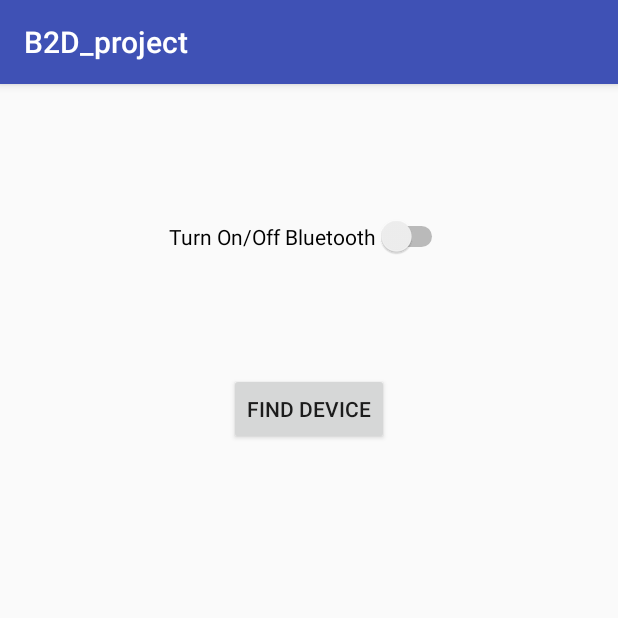
After one commit to aknckaan/B2D_project, an Android app: the DeviceScreen screen opened directly, with no data from a screen before it, on a phone screen of 412 x 824 dp, the top half of it. The commit adds this screen. Run offline under Robolectric (Android 15) with nearby library versions, the phone set to English and light mode, and no system bars.

Commit message:
Device Screen

```diff
--- a/app/src/main/AndroidManifest.xml
+++ b/app/src/main/AndroidManifest.xml
@@ -12,6 +12,8 @@
             <action android:name="com.google.firebase.MESSAGING_EVENT" />
         </intent-filter>
     </service>
+    <uses-permission android:name="android.permission.BLUETOOTH"/>
+
     <application
         android:allowBackup="true"
         android:icon="@mipmap/dw"
@@ -25,11 +27,9 @@
                 <category android:name="android.intent.category.LAUNCHER" />
             </intent-filter>
         </activity>
-
-        <activity android:name=".PatientInfoScreen">
-        </activity>
-        <activity android:name=".DoctorInfoScreen">
-        </activity>
+        <activity android:name=".PatientInfoScreen"></activity>
+        <activity android:name=".DoctorInfoScreen"></activity>
+        <activity android:name=".DeviceScreen"></activity>
     </application>
 
 </manifest>
--- /dev/null
+++ b/app/src/main/java/com/b2d/b2d_project/DeviceScreen.java
@@ -0,0 +1,51 @@
+package com.b2d.b2d_project;
+
+import android.bluetooth.BluetoothAdapter;
+import android.bluetooth.BluetoothDevice;
+import android.support.v7.app.AppCompatActivity;
+import android.os.Bundle;
+import android.support.v7.widget.ButtonBarLayout;
+import android.widget.ArrayAdapter;
+import android.widget.Button;
+import android.widget.Switch;
+import android.widget.Toast;
+
+import java.util.Set;
+
+public class DeviceScreen extends AppCompatActivity {
+
+    private BluetoothAdapter myBluetoothAdapter;
+    private Set<BluetoothDevice> pairedDevices;
+    private ArrayAdapter<String> BTArrayAdapter;
+    private Switch swBluethooth;
+    private Button btnFindDevices;
+
+
+    @Override
+    protected void onCreate(Bundle savedInstanceState) {
+        super.onCreate(savedInstanceState);
+        setContentView(R.layout.activity_device_screen);
+
+        myBluetoothAdapter = BluetoothAdapter.getDefaultAdapter();
+
+        swBluethooth = (Switch) findViewById(R.id.swBluetooth);
+        btnFindDevices = (Button) findViewById(R.id.btnFindDevice);
+
+
+
+        if(myBluetoothAdapter == null) {
+
+            swBluethooth.setEnabled(false);
+            btnFindDevices.setEnabled(false);
+
+            Toast.makeText(getApplicationContext(), "Your device does not support Bluetooth", Toast.LENGTH_LONG).show();
+        }
+        else
+        {
+
+            swBluethooth.setChecked(myBluetoothAdapter.isEnabled());
+
+        }
+
+    }
+}
--- /dev/null
+++ b/app/src/main/res/layout/activity_device_screen.xml
@@ -0,0 +1,38 @@
+<?xml version="1.0" encoding="utf-8"?>
+<RelativeLayout xmlns:android="http://schemas.android.com/apk/res/android"
+    xmlns:tools="http://schemas.android.com/tools"
+    android:id="@+id/activity_device_screen"
+    android:layout_width="match_parent"
+    android:layout_height="match_parent"
+    android:paddingBottom="@dimen/activity_vertical_margin"
+    android:paddingLeft="@dimen/activity_horizontal_margin"
+    android:paddingRight="@dimen/activity_horizontal_margin"
+    android:paddingTop="@dimen/activity_vertical_margin"
+    tools:context="com.b2d.b2d_project.DeviceScreen">
+
+    <Switch
+        android:text="Turn On/Off Bluetooth"
+        android:layout_width="wrap_content"
+        android:layout_height="wrap_content"
+        android:layout_marginTop="72dp"
+        android:id="@+id/swBluetooth"
+        android:layout_alignParentTop="true"
+        android:layout_centerHorizontal="true" />
+
+    <Button
+        android:text="Find Device"
+        android:layout_width="wrap_content"
+        android:layout_height="wrap_content"
+        android:id="@+id/btnFindDevice"
+        android:layout_below="@+id/swBluetooth"
+        android:layout_centerHorizontal="true"
+        android:layout_marginTop="77dp" />
+
+    <ListView
+        android:layout_width="match_parent"
+        android:layout_below="@+id/btnFindDevice"
+        android:layout_marginTop="35dp"
+        android:layout_height="match_parent"
+        android:layout_alignParentStart="true"
+        android:id="@+id/lvDevices" />
+</RelativeLayout>
--- a/app/src/main/res/layout/layout_patient_info.xml
+++ b/app/src/main/res/layout/layout_patient_info.xml
@@ -4,10 +4,10 @@
     android:layout_width="match_parent"
     android:layout_height="match_parent">
 
-    <ImageView
+    <Button
+        android:text="Connect to Device"
         android:layout_width="wrap_content"
-        android:layout_height="match_parent"
-        app:srcCompat="@mipmap/applicationondevelopment"
-        android:id="@+id/imageView"
+        android:layout_height="wrap_content"
+        android:id="@+id/btnGoToDevice"
         android:layout_weight="1" />
 </LinearLayout>
```
